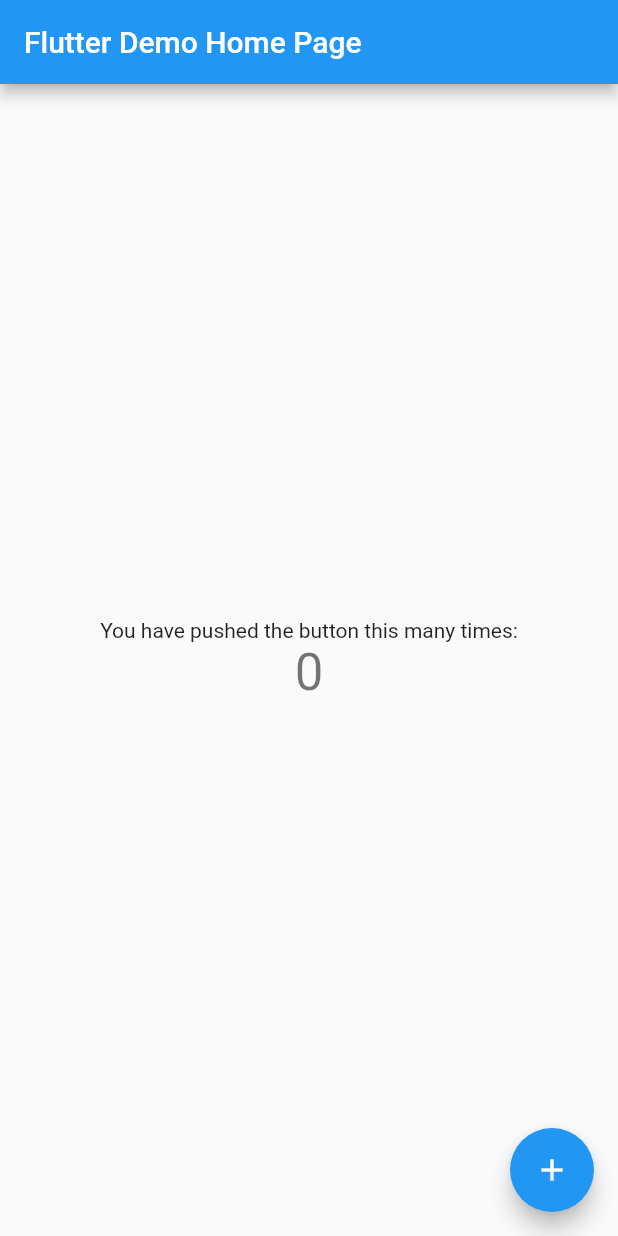
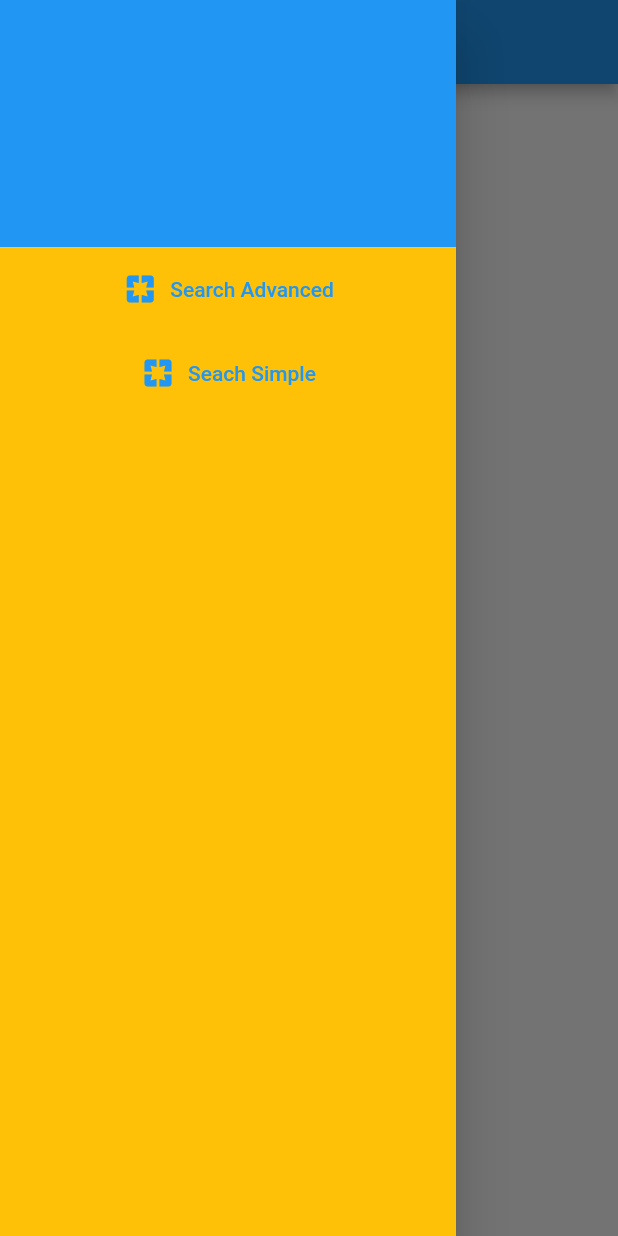
Before and after one commit to UedneyMorais/LearnFlutter, a Flutter app: the screen it shows after launch, with the side drawer open (before the commit the screen has no drawer), on a phone screen of 412 x 824 dp. Run offline on Flutter 3.47's test engine with Material 2 defaults, Android fonts, the phone set to English and light mode, and no system bars.

Commit message:
Created Search Pages

```diff
--- a/lib/main.dart
+++ b/lib/main.dart
@@ -1,4 +1,5 @@
 import 'package:flutter/material.dart';
+import 'package:learn/screens/home_page.dart';
 
 void main() {
   runApp(const MyApp());
@@ -13,103 +14,9 @@ class MyApp extends StatelessWidget {
     return MaterialApp(
       title: 'Flutter Demo',
       theme: ThemeData(
-        // This is the theme of your application.
-        //
-        // Try running your application with "flutter run". You'll see the
-        // application has a blue toolbar. Then, without quitting the app, try
-        // changing the primarySwatch below to Colors.green and then invoke
-        // "hot reload" (press "r" in the console where you ran "flutter run",
-        // or simply save your changes to "hot reload" in a Flutter IDE).
-        // Notice that the counter didn't reset back to zero; the application
-        // is not restarted.
         primarySwatch: Colors.blue,
       ),
-      home: const MyHomePage(title: 'Flutter Demo Home Page'),
+      home: const HomePage(),
     );
   }
 }
-
-class MyHomePage extends StatefulWidget {
-  const MyHomePage({Key? key, required this.title}) : super(key: key);
-
-  // This widget is the home page of your application. It is stateful, meaning
-  // that it has a State object (defined below) that contains fields that affect
-  // how it looks.
-
-  // This class is the configuration for the state. It holds the values (in this
-  // case the title) provided by the parent (in this case the App widget) and
-  // used by the build method of the State. Fields in a Widget subclass are
-  // always marked "final".
-
-  final String title;
-
-  @override
-  State<MyHomePage> createState() => _MyHomePageState();
-}
-
-class _MyHomePageState extends State<MyHomePage> {
-  int _counter = 0;
-
-  void _incrementCounter() {
-    setState(() {
-      // This call to setState tells the Flutter framework that something has
-      // changed in this State, which causes it to rerun the build method below
-      // so that the display can reflect the updated values. If we changed
-      // _counter without calling setState(), then the build method would not be
-      // called again, and so nothing would appear to happen.
-      _counter++;
-    });
-  }
-
-  @override
-  Widget build(BuildContext context) {
-    // This method is rerun every time setState is called, for instance as done
-    // by the _incrementCounter method above.
-    //
-    // The Flutter framework has been optimized to make rerunning build methods
-    // fast, so that you can just rebuild anything that needs updating rather
-    // than having to individually change instances of widgets.
-    return Scaffold(
-      appBar: AppBar(
-        // Here we take the value from the MyHomePage object that was created by
-        // the App.build method, and use it to set our appbar title.
-        title: Text(widget.title),
-      ),
-      body: Center(
-        // Center is a layout widget. It takes a single child and positions it
-        // in the middle of the parent.
-        child: Column(
-          // Column is also a layout widget. It takes a list of children and
-          // arranges them vertically. By default, it sizes itself to fit its
-          // children horizontally, and tries to be as tall as its parent.
-          //
-          // Invoke "debug painting" (press "p" in the console, choose the
-          // "Toggle Debug Paint" action from the Flutter Inspector in Android
-          // Studio, or the "Toggle Debug Paint" command in Visual Studio Code)
-          // to see the wireframe for each widget.
-          //
-          // Column has various properties to control how it sizes itself and
-          // how it positions its children. Here we use mainAxisAlignment to
-          // center the children vertically; the main axis here is the vertical
-          // axis because Columns are vertical (the cross axis would be
-          // horizontal).
-          mainAxisAlignment: MainAxisAlignment.center,
-          children: <Widget>[
-            const Text(
-              'You have pushed the button this many times:',
-            ),
-            Text(
-              '$_counter',
-              style: Theme.of(context).textTheme.headline4,
-            ),
-          ],
-        ),
-      ),
-      floatingActionButton: FloatingActionButton(
-        onPressed: _incrementCounter,
-        tooltip: 'Increment',
-        child: const Icon(Icons.add),
-      ), // This trailing comma makes auto-formatting nicer for build methods.
-    );
-  }
-}
--- /dev/null
+++ b/lib/screens/home_page.dart
@@ -0,0 +1,72 @@
+// ignore_for_file: prefer_const_constructors, prefer_const_literals_to_create_immutables
+
+import 'package:flutter/material.dart';
+import 'package:learn/main.dart';
+import 'package:learn/components/search_advanced_component.dart';
+import 'package:learn/screens/search_advanced_page.dart';
+import 'package:learn/screens/search_simple_page%20.dart';
+
+class HomePage extends StatefulWidget {
+  const HomePage({Key? key}) : super(key: key);
+
+  @override
+  State<HomePage> createState() => _MyHomePageState();
+}
+
+class _MyHomePageState extends State<HomePage> {
+  @override
+  Widget build(BuildContext context) {
+    var listMenu = ['Search Advanced', 'Seach Simple'];
+    double _height = MediaQuery.of(context).size.height;
+    double _width = MediaQuery.of(context).size.width;
+
+    _goToPage(int i) {
+      if (i == 0) {
+        Navigator.push(
+            context, MaterialPageRoute(builder: (context) => SearchAdvanced()));
+      }
+      if (i == 1) {
+        Navigator.push(
+            context, MaterialPageRoute(builder: (context) => SearchSimple()));
+      }
+    }
+
+    return Scaffold(
+      appBar: AppBar(
+        title: Text('Learn'),
+      ),
+      drawer: Drawer(
+        child: Column(children: [
+          Container(
+            height: _height * 0.2,
+            color: ThemeData().primaryColor,
+          ),
+          Container(
+              height: _height * 0.8,
+              color: Colors.amber,
+              child: ListView.builder(
+                  itemCount: listMenu.length,
+                  itemBuilder: (context, index) {
+                    return ListTile(
+                      title: Container(
+                        width: _width,
+                        child: TextButton.icon(
+                            onPressed: () {
+                              _goToPage(index);
+                            },
+                            icon: Icon(Icons.pages),
+                            label: Text(listMenu[index])),
+                      ),
+                    );
+                  }))
+        ]),
+      ),
+      body: Center(
+        child: Column(
+          mainAxisAlignment: MainAxisAlignment.center,
+          children: [],
+        ),
+      ),
+    );
+  }
+}
```
Also changed, not shown: lib/components/search_advanced_component.dart (added, +118 -0 lines), lib/screens/search_advanced_page.dart (added, +75 -0 lines), lib/screens/search_simple_page .dart (added, +22 -0 lines).
